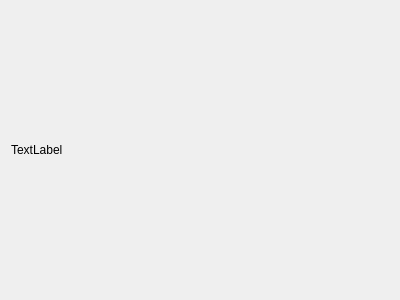
First picture: the form in ShowEvents/WdgtEdvsVisual.ui, repository Danvil/edvstools, before the edit.
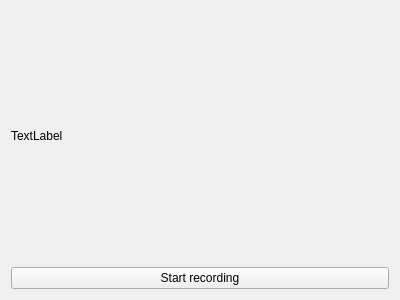
Second picture: the form after the edit.

Diff of the .ui file:
```diff
--- a/ShowEvents/WdgtEdvsVisual.ui
+++ b/ShowEvents/WdgtEdvsVisual.ui
@@ -21,6 +21,22 @@
      </property>
     </widget>
    </item>
+   <item row="1" column="0">
+    <widget class="QPushButton" name="pushButtonRecord">
+     <property name="text">
+      <string>Start recording</string>
+     </property>
+     <property name="checkable">
+      <bool>true</bool>
+     </property>
+     <property name="default">
+      <bool>false</bool>
+     </property>
+     <property name="flat">
+      <bool>false</bool>
+     </property>
+    </widget>
+   </item>
   </layout>
  </widget>
  <layoutdefault spacing="6" margin="11"/>
```
